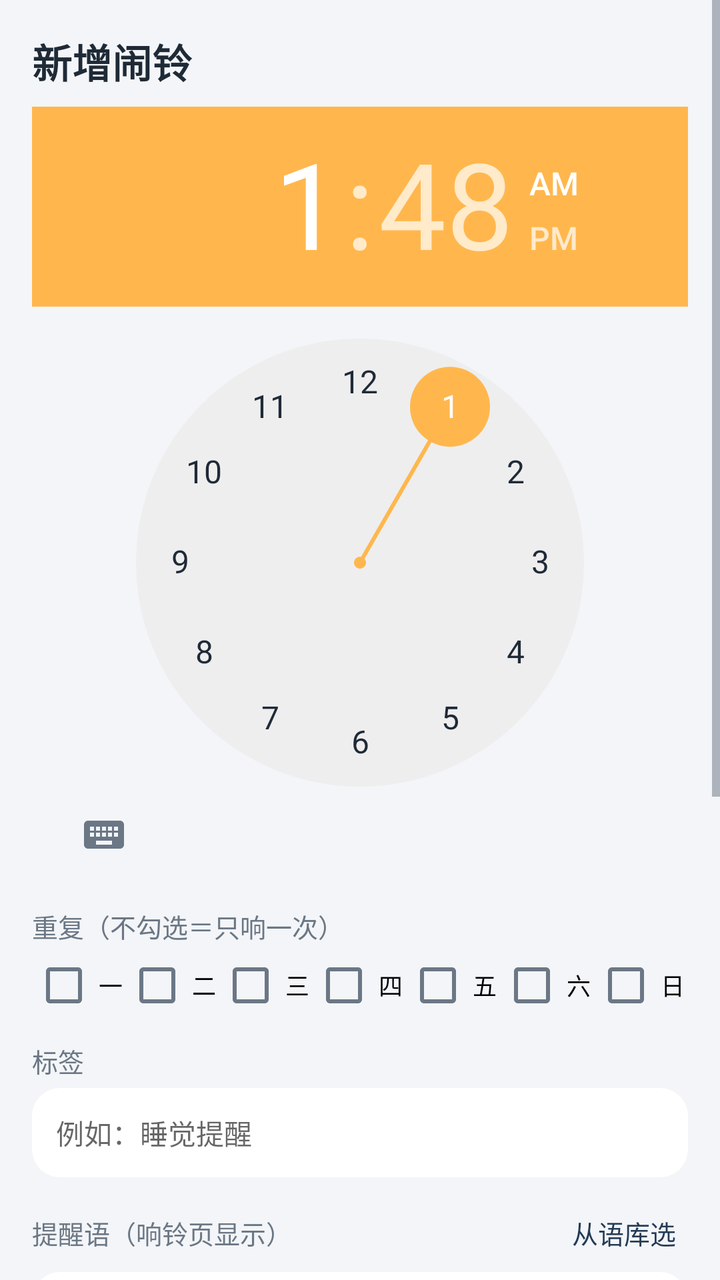
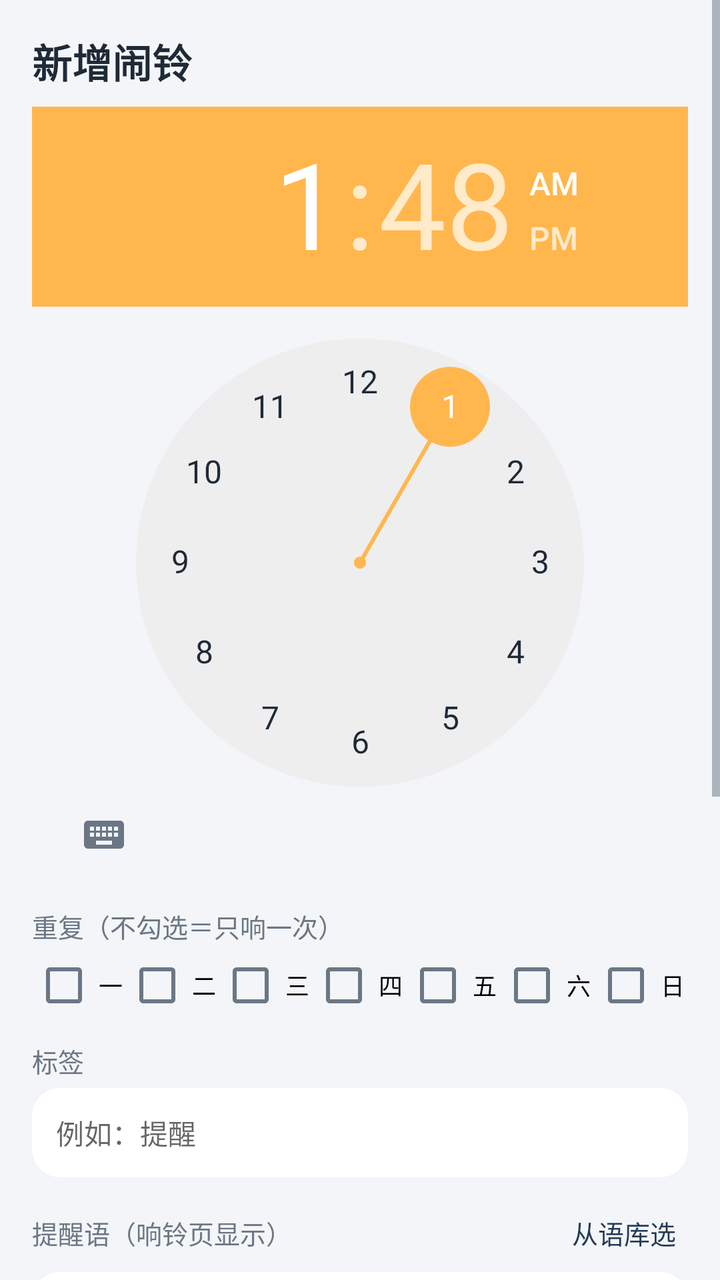

An Android layout rendered at two revisions. The XML below is the earlier revision; the diff shows what the commit changed to produce the second picture.
<!-- AndroidManifest.xml: application theme Theme.LightAlarm -->
<!-- res/layout/activity_edit.xml -->
<?xml version="1.0" encoding="utf-8"?>
<ScrollView xmlns:android="http://schemas.android.com/apk/res/android"
    android:layout_width="match_parent"
    android:layout_height="match_parent"
    android:background="@color/bg">

    <LinearLayout
        android:layout_width="match_parent"
        android:layout_height="wrap_content"
        android:orientation="vertical"
        android:padding="16dp">

        <TextView
            android:id="@+id/tvEditTitle"
            android:layout_width="wrap_content"
            android:layout_height="wrap_content"
            android:text="新增闹铃"
            android:textColor="@color/text"
            android:textSize="20sp"
            android:textStyle="bold" />

        <TimePicker
            android:id="@+id/timePicker"
            android:layout_width="match_parent"
            android:layout_height="wrap_content"
            android:layout_marginTop="8dp" />

        <TextView
            android:layout_width="wrap_content"
            android:layout_height="wrap_content"
            android:layout_marginTop="12dp"
            android:text="重复（不勾选＝只响一次）"
            android:textColor="@color/sub"
            android:textSize="13sp" />

        <LinearLayout
            android:layout_width="match_parent"
            android:layout_height="wrap_content"
            android:layout_marginTop="4dp"
            android:orientation="horizontal">

            <CheckBox
                android:id="@+id/day0"
                android:layout_width="0dp"
                android:layout_height="wrap_content"
                android:layout_weight="1"
                android:gravity="center"
                android:text="一"
                android:textSize="12sp" />

            <CheckBox
                android:id="@+id/day1"
                android:layout_width="0dp"
                android:layout_height="wrap_content"
                android:layout_weight="1"
                android:gravity="center"
                android:text="二"
                android:textSize="12sp" />

            <CheckBox
                android:id="@+id/day2"
                android:layout_width="0dp"
                android:layout_height="wrap_content"
                android:layout_weight="1"
                android:gravity="center"
                android:text="三"
                android:textSize="12sp" />

            <CheckBox
                android:id="@+id/day3"
                android:layout_width="0dp"
                android:layout_height="wrap_content"
                android:layout_weight="1"
                android:gravity="center"
                android:text="四"
                android:textSize="12sp" />

            <CheckBox
                android:id="@+id/day4"
                android:layout_width="0dp"
                android:layout_height="wrap_content"
                android:layout_weight="1"
                android:gravity="center"
                android:text="五"
                android:textSize="12sp" />

            <CheckBox
                android:id="@+id/day5"
                android:layout_width="0dp"
                android:layout_height="wrap_content"
                android:layout_weight="1"
                android:gravity="center"
                android:text="六"
                android:textSize="12sp" />

            <CheckBox
                android:id="@+id/day6"
                android:layout_width="0dp"
                android:layout_height="wrap_content"
                android:layout_weight="1"
                android:gravity="center"
                android:text="日"
                android:textSize="12sp" />
        </LinearLayout>

        <TextView
            android:layout_width="wrap_content"
            android:layout_height="wrap_content"
            android:layout_marginTop="12dp"
            android:text="标签"
            android:textColor="@color/sub"
            android:textSize="13sp" />

        <EditText
            android:id="@+id/etLabel"
            android:layout_width="match_parent"
            android:layout_height="wrap_content"
            android:layout_marginTop="4dp"
            android:background="@drawable/bg_card"
            android:hint="例如：睡觉提醒"
            android:inputType="text"
            android:padding="12dp"
            android:singleLine="true"
            android:textColor="@color/text"
            android:textSize="14sp" />

        <LinearLayout
            android:layout_width="match_parent"
            android:layout_height="wrap_content"
            android:layout_marginTop="12dp"
            android:gravity="center_vertical"
            android:orientation="horizontal">

            <TextView
                android:layout_width="0dp"
                android:layout_height="wrap_content"
                android:layout_weight="1"
                android:text="提醒语（响铃页显示）"
                android:textColor="@color/sub"
                android:textSize="13sp" />

            <TextView
                android:id="@+id/btnPhrases"
                android:layout_width="wrap_content"
                android:layout_height="wrap_content"
                android:padding="6dp"
                android:text="从语库选"
                android:textColor="@color/primary"
                android:textSize="13sp" />
        </LinearLayout>

        <EditText
            android:id="@+id/etMessage"
            android:layout_width="match_parent"
            android:layout_height="wrap_content"
            android:layout_marginTop="4dp"
            android:background="@drawable/bg_card"
            android:hint="例如：今天到这儿吧，睡个好觉，明天见"
            android:inputType="text"
            android:padding="12dp"
            android:singleLine="true"
            android:textColor="@color/text"
            android:textSize="14sp" />

        <TextView
            android:layout_width="wrap_content"
            android:layout_height="wrap_content"
            android:layout_marginTop="16dp"
            android:text="铃声"
            android:textColor="@color/sub"
            android:textSize="13sp" />

        <LinearLayout
            android:layout_width="match_parent"
            android:layout_height="wrap_content"
            android:layout_marginTop="6dp"
            android:background="@drawable/bg_card"
            android:gravity="center_vertical"
            android:orientation="horizontal"
            android:padding="12dp">

            <TextView
                android:id="@+id/tvSound"
                android:layout_width="0dp"
                android:layout_height="wrap_content"
                android:layout_weight="1"
                android:text="系统默认闹铃"
                android:textColor="@color/text"
                android:textSize="14sp" />

            <TextView
                android:id="@+id/btnPickSound"
                android:layout_width="wrap_content"
                android:layout_height="wrap_content"
                android:padding="6dp"
                android:text="选择"
                android:textColor="@color/primary"
                android:textSize="14sp" />
        </LinearLayout>

        <LinearLayout
            android:layout_width="match_parent"
            android:layout_height="wrap_content"
            android:layout_marginTop="16dp"
            android:gravity="center_vertical"
            android:orientation="horizontal">

            <TextView
                android:layout_width="90dp"
                android:layout_height="wrap_content"
                android:text="响铃方式"
                android:textColor="@color/sub"
                android:textSize="13sp" />

            <Spinner
                android:id="@+id/spSoundMode"
                android:layout_width="0dp"
                android:layout_height="wrap_content"
                android:layout_weight="1" />
        </LinearLayout>

        <LinearLayout
            android:layout_width="match_parent"
            android:layout_height="wrap_content"
            android:layout_marginTop="8dp"
            android:gravity="center_vertical"
            android:orientation="horizontal">

            <TextView
                android:layout_width="90dp"
                android:layout_height="wrap_content"
                android:text="响铃时长"
                android:textColor="@color/sub"
                android:textSize="13sp" />

            <Spinner
                android:id="@+id/spRingSeconds"
                android:layout_width="0dp"
                android:layout_height="wrap_content"
                android:layout_weight="1" />
        </LinearLayout>

        <LinearLayout
            android:layout_width="match_parent"
            android:layout_height="wrap_content"
            android:layout_marginTop="8dp"
            android:gravity="center_vertical"
            android:orientation="horizontal">

            <TextView
                android:layout_width="90dp"
                android:layout_height="wrap_content"
                android:text="贪睡时长"
                android:textColor="@color/sub"
                android:textSize="13sp" />

            <Spinner
                android:id="@+id/spSnooze"
                android:layout_width="0dp"
                android:layout_height="wrap_content"
                android:layout_weight="1" />
        </LinearLayout>

        <TextView
            android:id="@+id/tvVolumeLabel"
            android:layout_width="wrap_content"
            android:layout_height="wrap_content"
            android:layout_marginTop="16dp"
            android:text="音量 80%"
            android:textColor="@color/sub"
            android:textSize="13sp" />

        <SeekBar
            android:id="@+id/seekVolume"
            android:layout_width="match_parent"
            android:layout_height="wrap_content"
            android:layout_marginTop="4dp"
            android:max="100" />

        <Button
            android:id="@+id/btnSave"
            android:layout_width="match_parent"
            android:layout_height="52dp"
            android:layout_marginTop="20dp"
            android:background="@drawable/bg_button_primary"
            android:text="保存"
            android:textAllCaps="false"
            android:textColor="#FF1F2A37"
            android:textSize="16sp" />

        <Button
            android:id="@+id/btnDelete"
            android:layout_width="match_parent"
            android:layout_height="46dp"
            android:layout_marginTop="10dp"
            android:background="@drawable/bg_button_secondary"
            android:text="删除这个闹铃"
            android:textAllCaps="false"
            android:textColor="#FFD32F2F"
            android:textSize="14sp"
            android:visibility="gone" />

    </LinearLayout>
</ScrollView>
<!-- resources referenced by this layout -->
<resources>
  <color name="bg">#FFF3F5F8</color>
  <color name="primary">#FF243B55</color>
  <color name="sub">#FF6B7785</color>
  <color name="text">#FF1F2A37</color>
  <!-- drawable bg_button_primary (drawable) -->
  <?xml version="1.0" encoding="utf-8"?>
  <shape xmlns:android="http://schemas.android.com/apk/res/android"
      android:shape="rectangle">
      <solid android:color="@color/accent" />
      <corners android:radius="12dp" />
  </shape>
  <!-- drawable bg_button_secondary (drawable) -->
  <?xml version="1.0" encoding="utf-8"?>
  <shape xmlns:android="http://schemas.android.com/apk/res/android"
      android:shape="rectangle">
      <solid android:color="#FFFFFFFF" />
      <stroke
          android:width="1dp"
          android:color="@color/divider" />
      <corners android:radius="12dp" />
  </shape>
  <!-- drawable bg_card (drawable) -->
  <?xml version="1.0" encoding="utf-8"?>
  <shape xmlns:android="http://schemas.android.com/apk/res/android"
      android:shape="rectangle">
      <solid android:color="@color/card" />
      <corners android:radius="14dp" />
  </shape>
  <style name="Theme.LightAlarm" parent="Theme.AppCompat.Light.NoActionBar">
          <item name="colorPrimary">@color/primary</item>
          <item name="colorPrimaryDark">@color/primary_dark</item>
          <item name="colorAccent">@color/accent</item>
          <item name="android:windowBackground">@color/bg</item>
          <item name="android:statusBarColor">@color/primary_dark</item>
          <item name="android:textColorPrimary">@color/text</item>
          <item name="android:textColorSecondary">@color/sub</item>
      </style>
  <color name="accent">#FFFFB74D</color>
  <color name="divider">#FFE3E8EF</color>
  <color name="card">#FFFFFFFF</color>
  <color name="primary_dark">#FF16232F</color>
</resources>

<!-- the commit's change to res/layout/activity_edit.xml (unified diff, before → after) -->
@@ -117,7 +117,7 @@
             android:layout_height="wrap_content"
             android:layout_marginTop="4dp"
             android:background="@drawable/bg_card"
-            android:hint="例如：睡觉提醒"
+            android:hint="例如：提醒"
             android:inputType="text"
             android:padding="12dp"
             android:singleLine="true"
